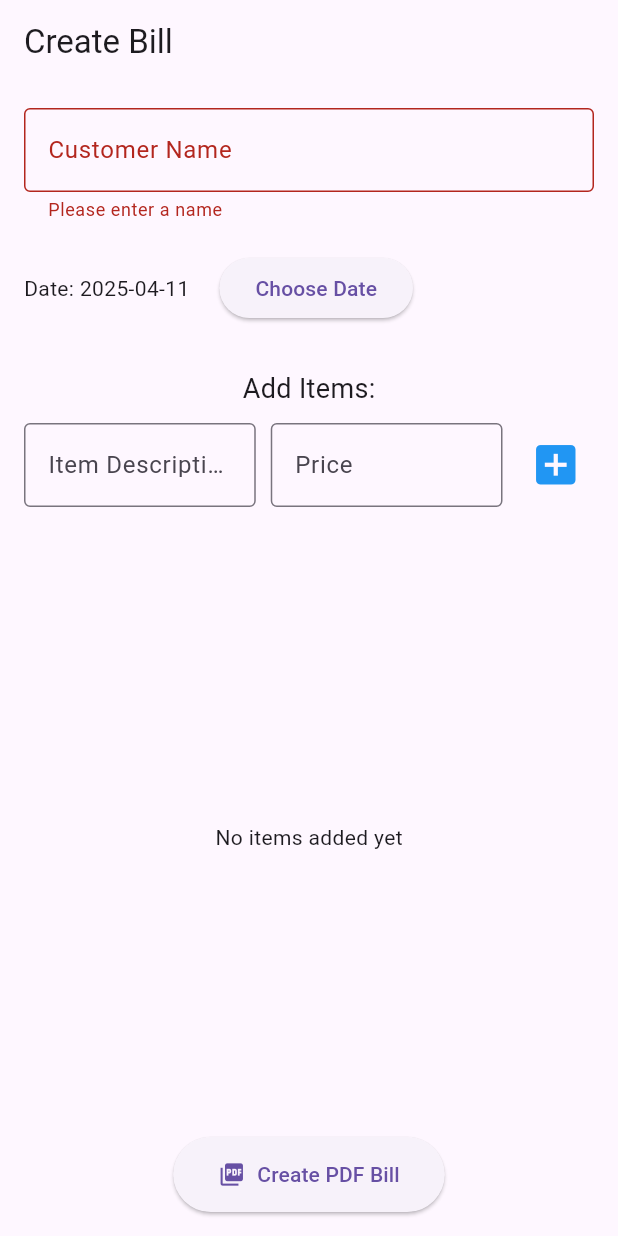
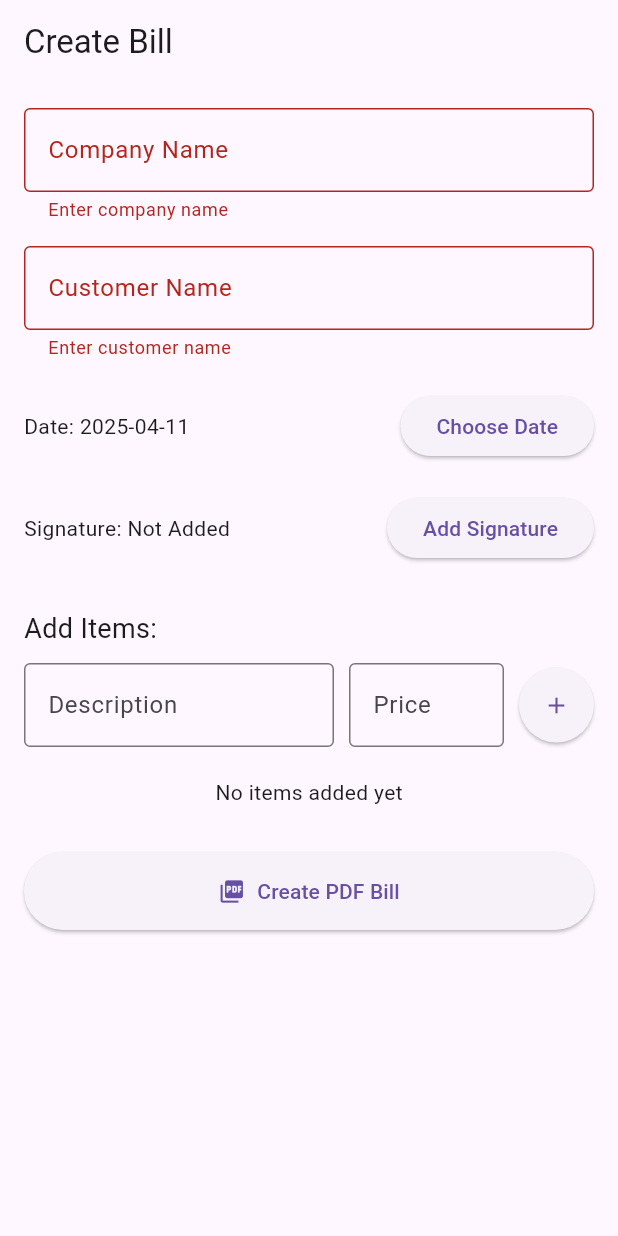
Before and after one commit to RushirajRavalji/PDF_Generator, a Flutter app: the screen it shows after launch, after a tap on "Create PDF Bill", on a phone screen of 412 x 824 dp. Run offline on Flutter 3.47's test engine with Material 3 defaults, Android fonts, the light colour scheme and no system bars; our stand-ins replace open_file, pdf, signature.

Commit message:
added new feature of adding company name and digital sigenature

```diff
--- a/lib/main.dart
+++ b/lib/main.dart
@@ -1,342 +1,426 @@
+import 'dart:io';
 import 'package:flutter/material.dart';
-import 'package:flutter/services.dart';
-import 'package:pdf/pdf.dart';
-import 'package:pdf/widgets.dart' as pdfWidgets;
+import 'package:intl/intl.dart';
 import 'package:path_provider/path_provider.dart';
 import 'package:open_file/open_file.dart';
-import 'dart:io';
-import 'package:intl/intl.dart';
+import 'package:pdf/pdf.dart';
+import 'package:pdf/widgets.dart' as pw;
+import 'package:signature/signature.dart';
 
-void main() {
-  runApp(MyApp());
-}
+void main() => runApp(const MyApp());
 
-// Main app widget
 class MyApp extends StatelessWidget {
-  const MyApp({super.key});
-
+  const MyApp({Key? key}) : super(key: key);
   @override
   Widget build(BuildContext context) {
     return MaterialApp(
-      title: 'Simple Bill Maker',
+      title: 'Responsive Bill Maker',
       theme: ThemeData(primarySwatch: Colors.blue),
       debugShowCheckedModeBanner: false,
-      home: BillScreen(),
+      home: const BillScreen(),
     );
   }
 }
 
-//? Screen for entering bill information
 class BillScreen extends StatefulWidget {
-  const BillScreen({super.key});
-
+  const BillScreen({Key? key}) : super(key: key);
   @override
   State<BillScreen> createState() => _BillScreenState();
 }
 
 class _BillScreenState extends State<BillScreen> {
+  final _formKey = GlobalKey<FormState>();
+  final TextEditingController companyNameController = TextEditingController();
+  final TextEditingController customerNameController = TextEditingController();
+  final TextEditingController itemDescriptionController =
+      TextEditingController();
+  final TextEditingController itemPriceController = TextEditingController();
+  final List<Map<String, dynamic>> items = [];
+  bool hasSignature = false;
+  DateTime selectedDate = DateTime.now();
+  final SignatureController _signatureController = SignatureController(
+    penStrokeWidth: 2,
+    penColor: Colors.black,
+    exportBackgroundColor: Colors.white,
+  );
 
-  final _formKey = GlobalKey<FormState>();
-
-  // Controllers for text fields
-  TextEditingController customerNameController = TextEditingController();
-  TextEditingController itemDescriptionController = TextEditingController();
-  TextEditingController itemPriceController = TextEditingController();
-
-
-  List<Map<String, dynamic>> itemsList = [];
-
-  // Selected date (default to current date)
-  DateTime selectedDate = DateTime.now();
-
-  // Function to pick date
   Future<void> pickDate() async {
-    final pickedDate = await showDatePicker(
+    final DateTime? picked = await showDatePicker(
       context: context,
       initialDate: selectedDate,
       firstDate: DateTime(2000),
       lastDate: DateTime(2100),
     );
-
-    if (pickedDate != null) {
-      setState(() {
-        selectedDate = pickedDate;
-      });
+    if (picked != null) {
+      setState(() => selectedDate = picked);
     }
   }
 
-  // Function to add item to list
   void addItem() {
-    if (itemDescriptionController.text.isNotEmpty &&
-        itemPriceController.text.isNotEmpty) {
+    // Basic validation first, without using form validation
+    if (itemDescriptionController.text.isEmpty) {
+      ScaffoldMessenger.of(context).showSnackBar(
+        const SnackBar(content: Text('Please enter an item description')),
+      );
+      return;
+    }
+
+    if (itemPriceController.text.isEmpty ||
+        double.tryParse(itemPriceController.text) == null) {
+      ScaffoldMessenger.of(context).showSnackBar(
+        const SnackBar(content: Text('Please enter a valid price')),
+      );
+      return;
+    }
+
+    // If we reach here, inputs are valid
+    final double price = double.parse(itemPriceController.text);
+
+    // Use a separate setState call to update the UI
     setState(() {
-        itemsList.add({
+      items.add({
         'description': itemDescriptionController.text,
-          'price': double.parse(itemPriceController.text),
+        'price': price,
       });
-        // Clear input fields
+
+      // Clear fields after adding
       itemDescriptionController.clear();
       itemPriceController.clear();
     });
   }
+
+  Future<void> handleSignature() async {
+    await showDialog(
+      context: context,
+      builder:
+          (context) => AlertDialog(
+            title: const Text('Add Signature'),
+            content: SizedBox(
+              height: 200,
+              child: Signature(
+                controller: _signatureController,
+                backgroundColor: Colors.grey[200]!,
+              ),
+            ),
+            actions: [
+              TextButton(
+                onPressed: () {
+                  _signatureController.clear();
+                  Navigator.of(context).pop();
+                },
+                child: const Text('Clear'),
+              ),
+              TextButton(
+                onPressed: () async {
+                  if (_signatureController.isNotEmpty) {
+                    setState(() => hasSignature = true);
+                  }
+                  Navigator.of(context).pop();
+                },
+                child: const Text('Save'),
+              ),
+            ],
+          ),
+    );
   }
 
-  // Function to remove item from list
+  double get total =>
+      items.fold(0.0, (sum, item) => sum + (item['price'] as double));
+
   void removeItem(int index) {
     setState(() {
-      itemsList.removeAt(index);
+      items.removeAt(index);
     });
   }
 
-  // Function to create PDF
   Future<void> createPDF() async {
     if (!_formKey.currentState!.validate()) return;
-
-    // Create PDF document
-    final pdf = pdfWidgets.Document();
-
-    // Add a page to the PDF
+    final pdf = pw.Document();
     pdf.addPage(
-      pdfWidgets.Page(
+      pw.Page(
         pageFormat: PdfPageFormat.a4,
-        build: (context) {
-          return pdfWidgets.Column(
-            crossAxisAlignment: pdfWidgets.CrossAxisAlignment.start,
+        build: (pw.Context context) {
+          return pw.Column(
+            crossAxisAlignment: pw.CrossAxisAlignment.start,
             children: [
-              // Header section
-              pdfWidgets.Row(
-                mainAxisAlignment: pdfWidgets.MainAxisAlignment.spaceBetween,
+              pw.Text(
+                companyNameController.text,
+                style: pw.TextStyle(
+                  fontSize: 22,
+                  fontWeight: pw.FontWeight.bold,
+                ),
+              ),
+              pw.SizedBox(height: 10),
+              pw.Row(
+                mainAxisAlignment: pw.MainAxisAlignment.spaceBetween,
                 children: [
-                  pdfWidgets.Text(
+                  pw.Text(
                     'Customer: ${customerNameController.text}',
-                    style: pdfWidgets.TextStyle(fontSize: 18),
+                    style: pw.TextStyle(fontSize: 18),
                   ),
-                  pdfWidgets.Text(
+                  pw.Text(
                     'Date: ${DateFormat('yyyy-MM-dd').format(selectedDate)}',
-                    style: pdfWidgets.TextStyle(fontSize: 18),
+                    style: pw.TextStyle(fontSize: 18),
                   ),
                 ],
               ),
-
-              pdfWidgets.SizedBox(height: 20),
-
-              // Title
-              pdfWidgets.Text(
+              pw.SizedBox(height: 20),
+              pw.Text(
                 'Invoice',
-                style: pdfWidgets.TextStyle(
+                style: pw.TextStyle(
                   fontSize: 24,
-                  fontWeight: pdfWidgets.FontWeight.bold,
+                  fontWeight: pw.FontWeight.bold,
                 ),
               ),
-
-              pdfWidgets.SizedBox(height: 20),
-
-              // Items table
-              pdfWidgets.Table(
-                border: pdfWidgets.TableBorder.all(),
+              pw.SizedBox(height: 20),
+              pw.Table(
+                border: pw.TableBorder.all(),
                 children: [
-                  // Table header
-                  pdfWidgets.TableRow(
-                    decoration: pdfWidgets.BoxDecoration(
-                      color: PdfColors.grey300,
-                    ),
+                  pw.TableRow(
+                    decoration: pw.BoxDecoration(color: PdfColors.grey300),
                     children: [
-                      pdfWidgets.Padding(
-                        padding: pdfWidgets.EdgeInsets.all(8),
-                        child: pdfWidgets.Text(
+                      pw.Padding(
+                        padding: pw.EdgeInsets.all(8),
+                        child: pw.Text(
                           'Item',
-                          style: pdfWidgets.TextStyle(
-                            fontWeight: pdfWidgets.FontWeight.bold,
+                          style: pw.TextStyle(fontWeight: pw.FontWeight.bold),
                         ),
                       ),
-                      ),
-                      pdfWidgets.Padding(
-                        padding: pdfWidgets.EdgeInsets.all(8),
-                        child: pdfWidgets.Text(
+                      pw.Padding(
+                        padding: pw.EdgeInsets.all(8),
+                        child: pw.Text(
                           'Price',
-                          style: pdfWidgets.TextStyle(
-                            fontWeight: pdfWidgets.FontWeight.bold,
-                          ),
+                          style: pw.TextStyle(fontWeight: pw.FontWeight.bold),
                         ),
                       ),
                     ],
                   ),
-
-                  // Table rows with items
-                  ...itemsList.map((item) {
-                    return pdfWidgets.TableRow(
+                  ...items.map(
+                    (item) => pw.TableRow(
                       children: [
-                        pdfWidgets.Padding(
-                          padding: pdfWidgets.EdgeInsets.all(8),
-                          child: pdfWidgets.Text(item['description']),
+                        pw.Padding(
+                          padding: pw.EdgeInsets.all(8),
+                          child: pw.Text(item['description']),
                         ),
-                        pdfWidgets.Padding(
-                          padding: pdfWidgets.EdgeInsets.all(8),
-                          child: pdfWidgets.Text(
-                            '${item['price'].toStringAsFixed(2)}',
+                        pw.Padding(
+                          padding: pw.EdgeInsets.all(8),
+                          child: pw.Text(
+                            (item['price'] as double).toStringAsFixed(2),
                           ),
                         ),
                       ],
-                    );
-                  }),
+                    ),
+                  ),
                 ],
               ),
-
-              pdfWidgets.SizedBox(height: 20),
-
-              // Total calculation
-              pdfWidgets.Align(
-                alignment: pdfWidgets.Alignment.centerRight,
-                child: pdfWidgets.Text(
-                  'Total: ${calculateTotal().toStringAsFixed(2)}',
-                  style: pdfWidgets.TextStyle(
+              pw.SizedBox(height: 20),
+              pw.Align(
+                alignment: pw.Alignment.centerRight,
+                child: pw.Text(
+                  'Total: \$${total.toStringAsFixed(2)}',
+                  style: pw.TextStyle(
                     fontSize: 20,
-                    fontWeight: pdfWidgets.FontWeight.bold,
+                    fontWeight: pw.FontWeight.bold,
                   ),
                 ),
+              ),
+              pw.SizedBox(height: 50),
+              pw.Row(
+                mainAxisAlignment: pw.MainAxisAlignment.end,
+                children: [
+                  pw.Column(
+                    crossAxisAlignment: pw.CrossAxisAlignment.center,
+                    children: [
+                      hasSignature
+                          ? pw.Container(
+                            width: 150,
+                            height: 50,
+                            decoration: pw.BoxDecoration(
+                              border: pw.Border(bottom: pw.BorderSide()),
+                            ),
+                            child: pw.Center(child: pw.Text('Signature')),
+                          )
+                          : pw.Container(width: 150, height: 0),
+                      pw.SizedBox(height: 5),
+                      pw.Text('Authorized Signature'),
+                    ],
+                  ),
+                ],
               ),
             ],
           );
         },
       ),
     );
-
-    // Save PDF file
-    final output = await getTemporaryDirectory();
-    final file = File('${output.path}/invoice.pdf');
+    final dir = await getTemporaryDirectory();
+    final file = File('${dir.path}/invoice.pdf');
     await file.writeAsBytes(await pdf.save());
-
-    // Open the PDF file
-    OpenFile.open(file.path);
-  }
-
-  // Calculate total amount
-  double calculateTotal() {
-    double total = 0;
-    for (var item in itemsList) {
-      total += item['price'];
-    }
-    return total;
+    await OpenFile.open(file.path);
   }
 
   @override
   Widget build(BuildContext context) {
     return Scaffold(
-      appBar: AppBar(title: Text('Create Bill')),
-      body: Padding(
-        padding: EdgeInsets.all(16),
+      appBar: AppBar(title: const Text('Create Bill')),
+      body: SafeArea(
+        child: LayoutBuilder(
+          builder:
+              (context, constraints) => SingleChildScrollView(
+                padding: const EdgeInsets.all(16),
                 child: Form(
                   key: _formKey,
                   child: Column(
+                    crossAxisAlignment: CrossAxisAlignment.stretch,
                     children: [
-              // Customer name input
+                      TextFormField(
+                        controller: companyNameController,
+                        decoration: const InputDecoration(
+                          labelText: 'Company Name',
+                          border: OutlineInputBorder(),
+                        ),
+                        validator:
+                            (value) =>
+                                value == null || value.isEmpty
+                                    ? 'Enter company name'
+                                    : null,
+                      ),
+                      const SizedBox(height: 16),
                       TextFormField(
                         controller: customerNameController,
-                decoration: InputDecoration(
+                        decoration: const InputDecoration(
                           labelText: 'Customer Name',
                           border: OutlineInputBorder(),
                         ),
                         validator:
-                    (value) => value!.isEmpty ? 'Please enter a name' : null,
+                            (value) =>
+                                value == null || value.isEmpty
+                                    ? 'Enter customer name'
+                                    : null,
                       ),
-
-              SizedBox(height: 20),
-
-              // Date picker
+                      const SizedBox(height: 20),
                       Row(
                         children: [
-                  Text(
+                          Expanded(
+                            child: Text(
                               'Date: ${DateFormat('yyyy-MM-dd').format(selectedDate)}',
                             ),
-                  SizedBox(width: 20),
+                          ),
                           ElevatedButton(
                             onPressed: pickDate,
-                    child: Text('Choose Date'),
+                            child: const Text('Choose Date'),
+                          ),
+                        ],
+                      ),
+                      const SizedBox(height: 20),
+                      Row(
+                        children: [
+                          Expanded(
+                            child: Text(
+                              'Signature: ${hasSignature ? 'Added' : 'Not Added'}',
+                            ),
+                          ),
+                          ElevatedButton(
+                            onPressed: handleSignature,
+                            child: const Text('Add Signature'),
+                          ),
+                        ],
+                      ),
+                      const SizedBox(height: 30),
+                      const Text('Add Items:', style: TextStyle(fontSize: 18)),
+                      const SizedBox(height: 10),
+
+                      // Item entry row - separate from the main form
+                      Row(
+                        children: [
+                          Expanded(
+                            flex: 2,
+                            child: TextField(
+                              controller: itemDescriptionController,
+                              decoration: const InputDecoration(
+                                labelText: 'Description',
+                                border: OutlineInputBorder(),
+                              ),
+                            ),
+                          ),
+                          const SizedBox(width: 10),
+                          Expanded(
+                            flex: 1,
+                            child: TextField(
+                              controller: itemPriceController,
+                              decoration: const InputDecoration(
+                                labelText: 'Price',
+                                border: OutlineInputBorder(),
+                              ),
+                              keyboardType:
+                                  const TextInputType.numberWithOptions(
+                                    decimal: true,
+                                  ),
+                            ),
+                          ),
+                          const SizedBox(width: 10),
+                          ElevatedButton(
+                            onPressed: addItem,
+                            style: ElevatedButton.styleFrom(
+                              padding: const EdgeInsets.all(16),
+                              minimumSize: const Size(48, 48),
+                            ),
+                            child: const Icon(Icons.add),
                           ),
                         ],
                       ),
 
-              SizedBox(height: 30),
-
-              // Add items section
-              Text('Add Items:', style: TextStyle(fontSize: 18)),
-              SizedBox(height: 10),
-
-              Row(
-                children: [
-                  // Item description input
-                  Expanded(
-                    child: TextFormField(
-                      controller: itemDescriptionController,
-                      decoration: InputDecoration(
-                        labelText: 'Item Description',
-                        border: OutlineInputBorder(),
+                      const SizedBox(height: 20),
+                      if (items.isEmpty)
+                        const Center(child: Text('No items added yet'))
+                      else
+                        Card(
+                          elevation: 2,
+                          child: ListView.separated(
+                            shrinkWrap: true,
+                            physics: const NeverScrollableScrollPhysics(),
+                            itemCount: items.length,
+                            separatorBuilder:
+                                (context, index) => const Divider(height: 1),
+                            itemBuilder:
+                                (context, index) => ListTile(
+                                  title: Text(items[index]['description']),
+                                  subtitle: Text(
+                                    '\$${(items[index]['price'] as double).toStringAsFixed(2)}',
+                                  ),
+                                  trailing: IconButton(
+                                    icon: const Icon(Icons.delete),
+                                    color: Colors.red,
+                                    onPressed: () => removeItem(index),
+                                  ),
                                 ),
                           ),
                         ),
 
-                  SizedBox(width: 10),
-
-                  // Item price input
-                  Expanded(
-                    child: TextFormField(
-                      controller: itemPriceController,
-                      decoration: InputDecoration(
-                        labelText: 'Price',
-                        border: OutlineInputBorder(),
-                      ),
-                      keyboardType: TextInputType.number,
-                    ),
-                  ),
-
-                  SizedBox(width: 10),
-
-                  // Add button
-                  IconButton(
-                    onPressed: addItem,
-                    icon: Icon(Icons.add_box, size: 35),
-                    color: Colors.blue,
-                  ),
-                ],
-              ),
-
-              SizedBox(height: 20),
-
-              // List of items
-              Expanded(
-                child:
-                    itemsList.isEmpty
-                        ? Center(child: Text('No items added yet'))
-                        : ListView.builder(
-                          itemCount: itemsList.length,
-                          itemBuilder: (context, index) {
-                            return ListTile(
-                              title: Text(itemsList[index]['description']),
-                              subtitle: Text(
-                                '${itemsList[index]['price'].toStringAsFixed(2)}',
-                              ),
-                              trailing: IconButton(
-                                icon: Icon(Icons.delete, color: Colors.red),
-                                onPressed: () => removeItem(index),
-                              ),
-                            );
-                          },
-                        ),
-              ),
-
-              // Generate PDF button
+                      const SizedBox(height: 30),
                       ElevatedButton.icon(
                         onPressed: createPDF,
-                icon: Icon(Icons.picture_as_pdf),
-                label: Text('Create PDF Bill'),
+                        icon: const Icon(Icons.picture_as_pdf),
+                        label: const Text('Create PDF Bill'),
                         style: ElevatedButton.styleFrom(
-                  padding: EdgeInsets.symmetric(vertical: 15, horizontal: 30),
+                          padding: const EdgeInsets.symmetric(vertical: 16),
                         ),
                       ),
                     ],
                   ),
                 ),
               ),
+        ),
+      ),
     );
   }
+
+  @override
+  void dispose() {
+    companyNameController.dispose();
+    customerNameController.dispose();
+    itemDescriptionController.dispose();
+    itemPriceController.dispose();
+    _signatureController.dispose();
+    super.dispose();
   }
+}
--- a/pubspec.yaml
+++ b/pubspec.yaml
@@ -38,6 +38,7 @@ dependencies:
   intl: ^0.20.2
   path_provider: ^2.1.5
   open_file: ^3.5.10
+  signature: ^6.0.0
 
 dev_dependencies:
   flutter_test:
```
Also changed, not shown: pubspec.lock. Lines whose indentation alone changed are shown as unchanged.
